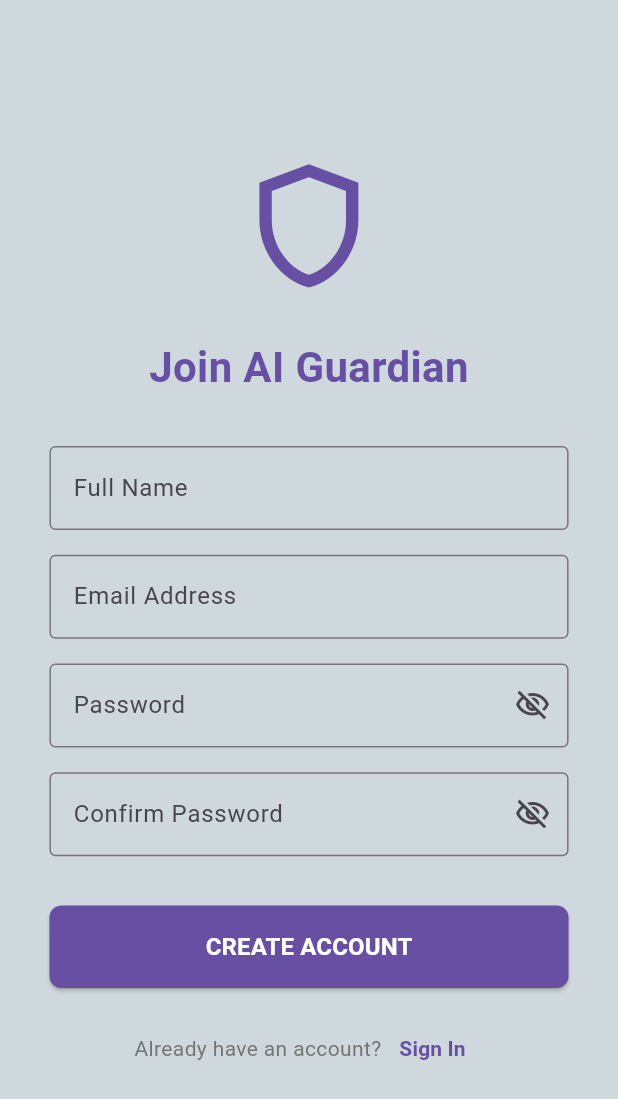
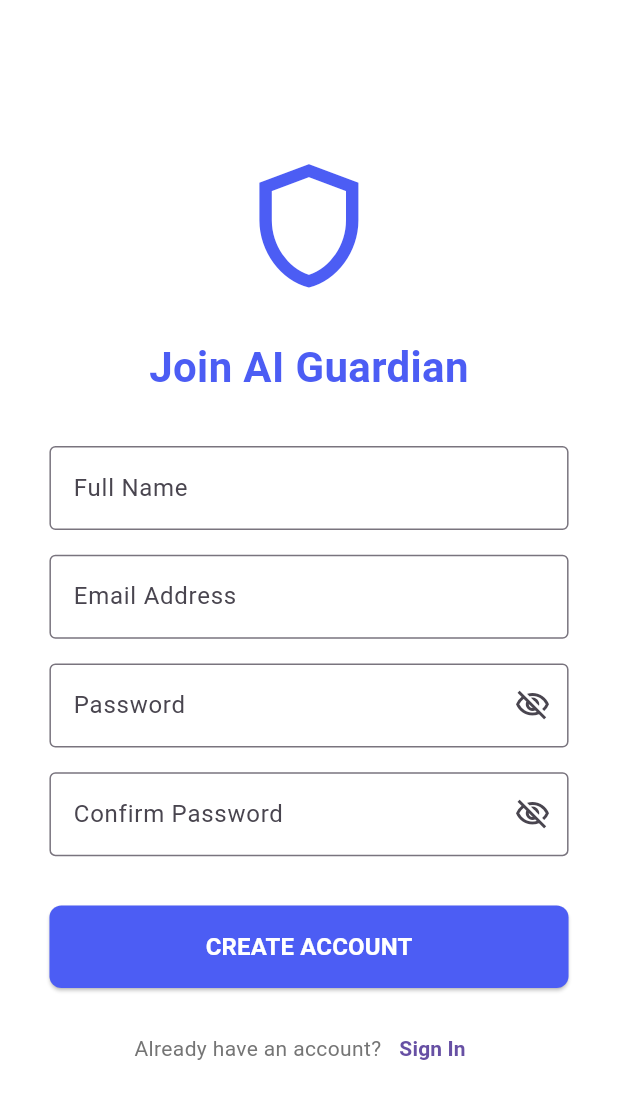
Before and after one commit to owais815/AI-Gurardian-Flutter-App, a Flutter app: the Signup screen opened directly, on a phone screen of 412 x 824 dp. Shown: the top 1099 px of the screen. Run offline on Flutter 3.47's test engine with Material 3 defaults, Android fonts, the phone set to English and light mode, and no system bars; our stand-ins replace cloud_firestore, firebase_auth, firebase_core, fl_chart, qr_flutter; accounts and stored records are empty.

```diff
--- a/lib/pages/signup.dart
+++ b/lib/pages/signup.dart
@@ -74,6 +74,7 @@ class _SignupState extends State<Signup> {
     final Size size = MediaQuery.of(context).size;
 
     return Scaffold(
+      backgroundColor: Colors.white,
       body: Container(
         padding: EdgeInsets.symmetric(horizontal: size.width * 0.08),
         child: Form(
@@ -90,7 +91,7 @@ class _SignupState extends State<Signup> {
                   Icon(
                     Icons.shield_outlined,
                     size: size.height * 0.12,
-                    color: theme.colorScheme.primary,
+                    color: Color(0xFF4C5DF4),
                   ),
                   SizedBox(height: size.height * 0.03),
                   Text(
@@ -98,7 +99,7 @@ class _SignupState extends State<Signup> {
                     style: TextStyle(
                       fontSize: 28,
                       fontWeight: FontWeight.bold,
-                      color: theme.colorScheme.primary,
+                      color: Color(0xFF4C5DF4),
                     ),
                     textAlign: TextAlign.center,
                   ),
@@ -182,7 +183,7 @@ class _SignupState extends State<Signup> {
                   ElevatedButton(
                     onPressed: _isLoading ? null : _signUp,
                     style: ElevatedButton.styleFrom(
-                      backgroundColor: theme.colorScheme.primary,
+                      backgroundColor: Color(0xFF4C5DF4),
                       foregroundColor: Colors.white,
                       padding: const EdgeInsets.symmetric(vertical: 16),
                       shape: RoundedRectangleBorder(
```
